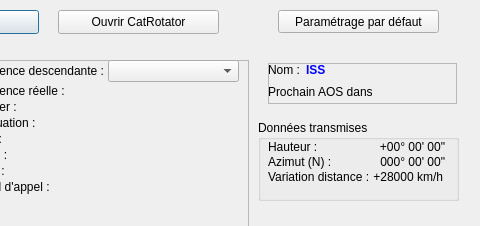
mconsidine/previsat_archive, file src/interface/onglets/antenne/antenne.ui: the form before one commit; both pictures show x 312 to 792 and y 0 to 226 of the 792 by 226 pixel window.
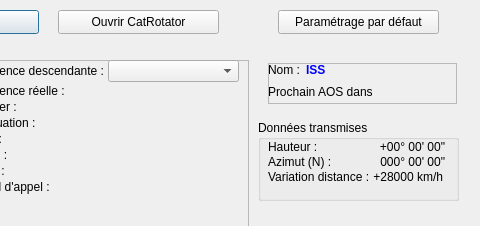
The form after the commit.

Patch:
```diff
--- a/src/interface/onglets/antenne/antenne.ui
+++ b/src/interface/onglets/antenne/antenne.ui
@@ -536,7 +536,7 @@
      <x>590</x>
      <y>10</y>
      <width>161</width>
-     <height>23</height>
+     <height>24</height>
     </rect>
    </property>
    <property name="font">
```
